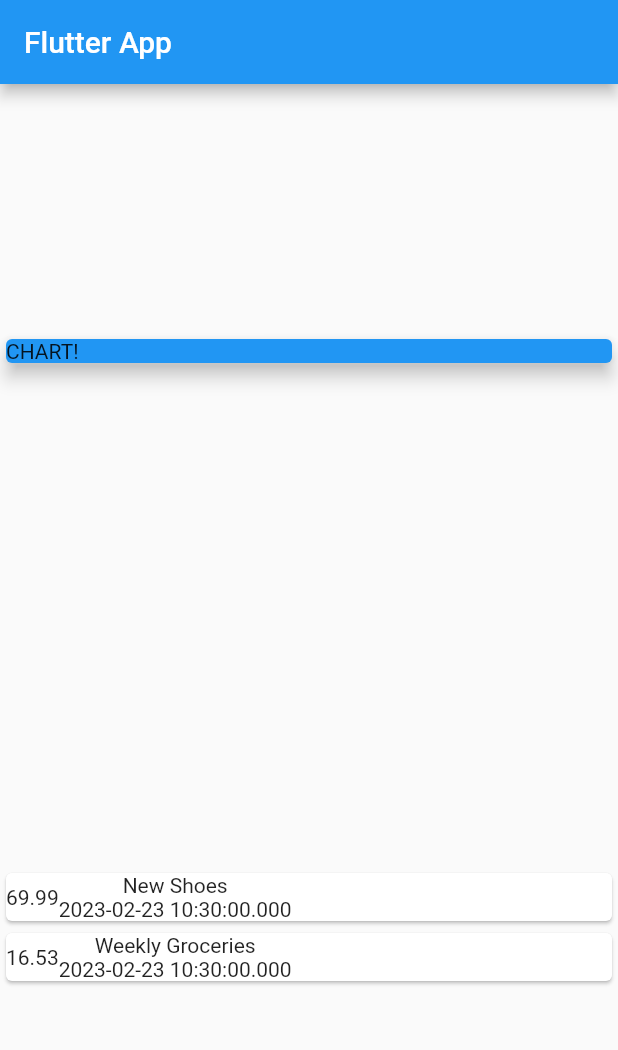
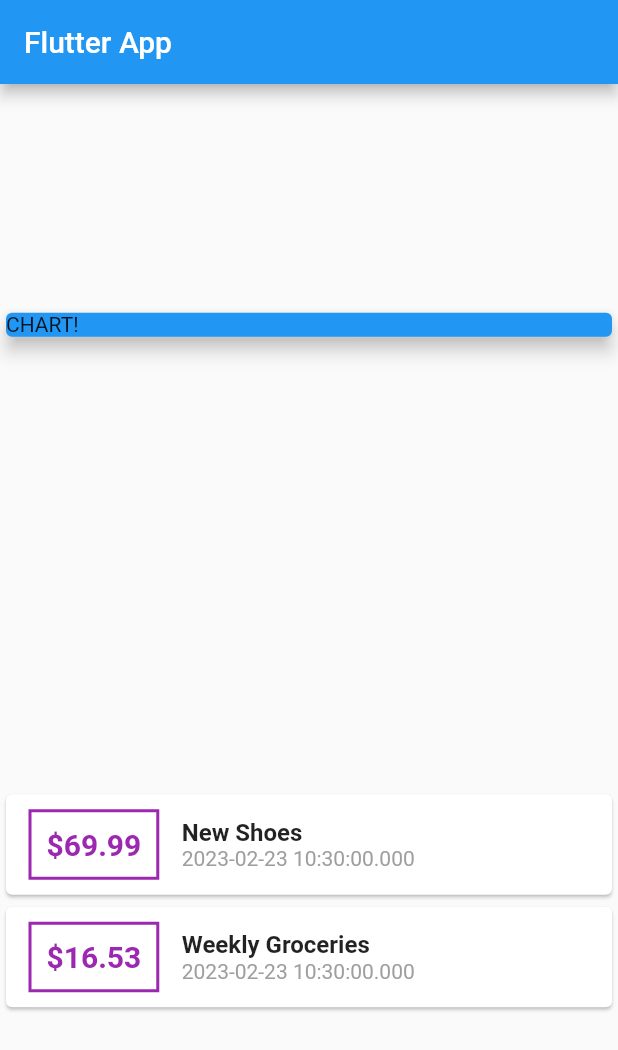
Before and after one commit to Checkmate2412/Personal_Expenses_Application, a Flutter app: the screen it shows after launch, on a phone screen of 412 x 824 dp. Shown: the top 1050 px of the screen. Run offline on Flutter 3.47's test engine with Material 2 defaults, Android fonts, the phone set to English and light mode, and no system bars.

Commit message:
82. Using String Interpolation

```diff
--- a/lib/main.dart
+++ b/lib/main.dart
@@ -53,12 +53,42 @@ class MyHomePage extends StatelessWidget {
                 child: Row(
                   children: <Widget>[
                     Container(
-                      child: Text(tx.amount.toString()),
+                      margin: EdgeInsets.symmetric(
+                        vertical: 10,
+                        horizontal: 15,
+                      ),
+                      decoration: BoxDecoration(
+                        border: Border.all(
+                          color: Colors.purple,
+                          width: 2,
+                        ),
+                      ),
+                      padding: EdgeInsets.all(10),
+                      child: Text(
+                        '\$${tx.amount}',
+                        style: TextStyle(
+                          fontWeight: FontWeight.bold,
+                          fontSize: 20,
+                          color: Colors.purple,
+                        ),
+                      ),
                     ),
                     Column(
+                      crossAxisAlignment: CrossAxisAlignment.start,
                       children: <Widget>[
-                        Text(tx.title as String),
-                        Text(tx.date.toString()),
+                        Text(
+                          tx.title as String,
+                          style: TextStyle(
+                            fontSize: 16,
+                            fontWeight: FontWeight.bold,
+                          ),
+                        ),
+                        Text(
+                          tx.date.toString(),
+                          style: TextStyle(
+                            color: Colors.grey,
+                          ),
+                        ),
                       ],
                     ),
                   ],
```
